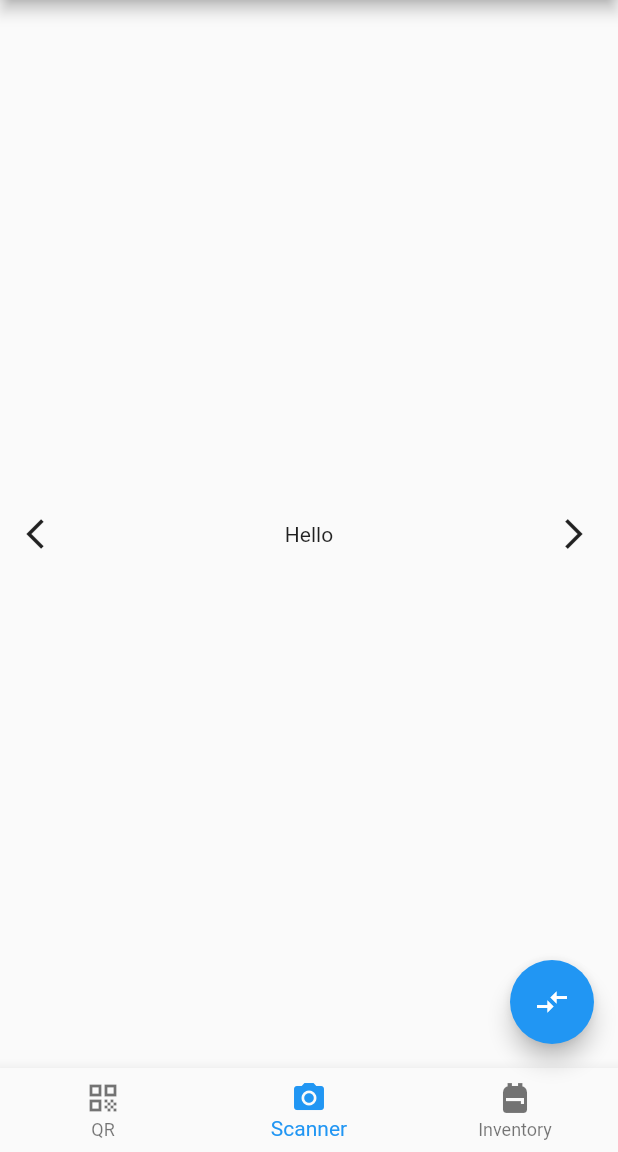
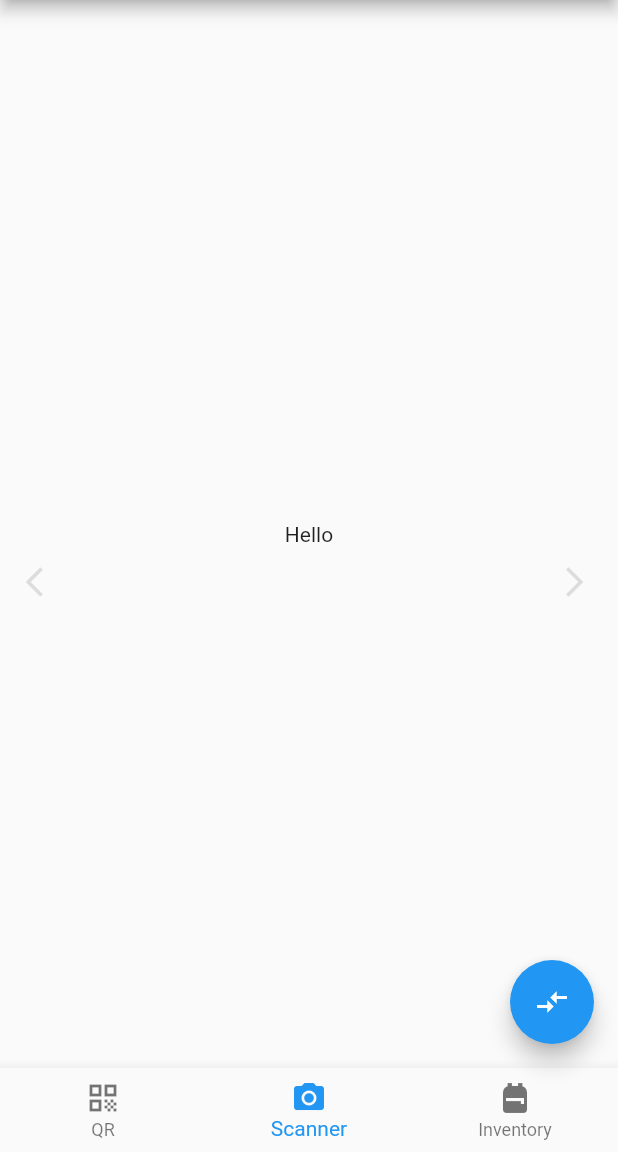
Before and after one commit to inadicis/BPFlutterPrototype, a Flutter app: the screen it shows after launch, on a phone screen of 412 x 824 dp, the part 84-1236 px from its top. Run offline on Flutter 3.47's test engine with Material 2 defaults, Android fonts, the phone set to English and light mode, and no system bars; our stand-ins replace qr_flutter.

Commit message:
added navigation arrow icons on top of the stack, so that every page of the page view can see them.

```diff
--- a/lib/centerPage.dart
+++ b/lib/centerPage.dart
@@ -1,9 +1,8 @@
 import 'package:flutter/material.dart';
 
 class CenterPage extends StatelessWidget {
-  PageController _pageController;
 
-  CenterPage(this._pageController);
+  CenterPage();
 
   @override
   Widget build(BuildContext context) {
@@ -11,60 +10,10 @@ class CenterPage extends StatelessWidget {
       mainAxisAlignment: MainAxisAlignment.center,
       children: [
         Expanded(
-          flex: 1,
-          child: IconButton(
-            icon: Icon(Icons.arrow_back_ios),
-            onPressed: () {
-              if (_pageController.hasClients) {
-                _pageController.animateToPage(
-                  0,
-                  duration: const Duration(milliseconds: 400),
-                  curve: Curves.easeInOut,
-                );
-              }
-            },
-          ),
-        ),
-        Expanded(
           flex: 5,
           child: Text('Hello', textAlign: TextAlign.center,),
         ),
-        Expanded(
-          flex: 1,
-          child: IconButton(
-            icon: Icon(Icons.arrow_forward_ios),
-            onPressed: () {
-              if (_pageController.hasClients) {
-                _pageController.animateToPage(
-                  2,
-                  duration: const Duration(milliseconds: 400),
-                  curve: Curves.easeInOut,
-                );
-              }
-            },
-          ),
-        ),
       ],
-
-      /*Container(
-        color: Colors.white,
-        child: CenterPage(),
-
-        Center(
-          child: ElevatedButton(
-            onPressed: () {
-              if (_pageController.hasClients) {
-                _pageController.animateToPage(
-                  2,
-                  duration: const Duration(milliseconds: 400),
-                  curve: Curves.easeInOut,
-                );
-              }
-            },
-            child: Text('Next'),
-          ),
-        ),
-      ),*/
     );
   }
 }
--- a/lib/homeRoute.dart
+++ b/lib/homeRoute.dart
@@ -72,7 +72,7 @@ class _HomeRouteState extends State<HomeRoute> {
     //TODO
   }
 
-  void _updateIndex(int index){
+  void _updateIndex(int index) {
     setState(() {
       _currentPage = index;
     });
@@ -85,13 +85,49 @@ class _HomeRouteState extends State<HomeRoute> {
         title: Text(widget.title),
         actions: [IconButton(icon: Icon(Icons.help), onPressed: _openHelpPage)],
       ),
-      body: PageView(
-        onPageChanged: _updateIndex,
-        controller: _pageController,
+      body: Stack(
         children: [
-          QRCodePage(qrCodeData),
-          CenterPage(_pageController),
-          InventoryPage(responseJsonInventory1)
+          PageView(
+            onPageChanged: _updateIndex,
+            controller: _pageController,
+            children: [
+              QRCodePage(qrCodeData),
+              CenterPage(),
+              InventoryPage(responseJsonInventory1)
+            ],
+          ),
+          Positioned(
+            child: IconButton(
+              icon: Icon(Icons.arrow_back_ios, color: Colors.black12,),
+              onPressed: () {
+                if (_pageController.hasClients) {
+                  _pageController.animateToPage(
+                    _currentPage - 1,
+                    duration: const Duration(milliseconds: 400),
+                    curve: Curves.easeInOut,
+                  );
+                }
+              },
+            ),
+            bottom: 300,
+            left: 5,
+          ),
+          Positioned(
+            child: IconButton(
+              icon: Icon(Icons.arrow_forward_ios, color: Colors.black12),
+              onPressed: () {
+                if (_pageController.hasClients) {
+                  _pageController.animateToPage(
+                    _currentPage + 1,
+                    duration: const Duration(milliseconds: 400),
+                    curve: Curves.easeInOut,
+                  );
+                }
+              },
+            ),
+            bottom: 300,
+            right: 5,
+          ),
         ],
       ),
       floatingActionButton: FloatingActionButton(
```
